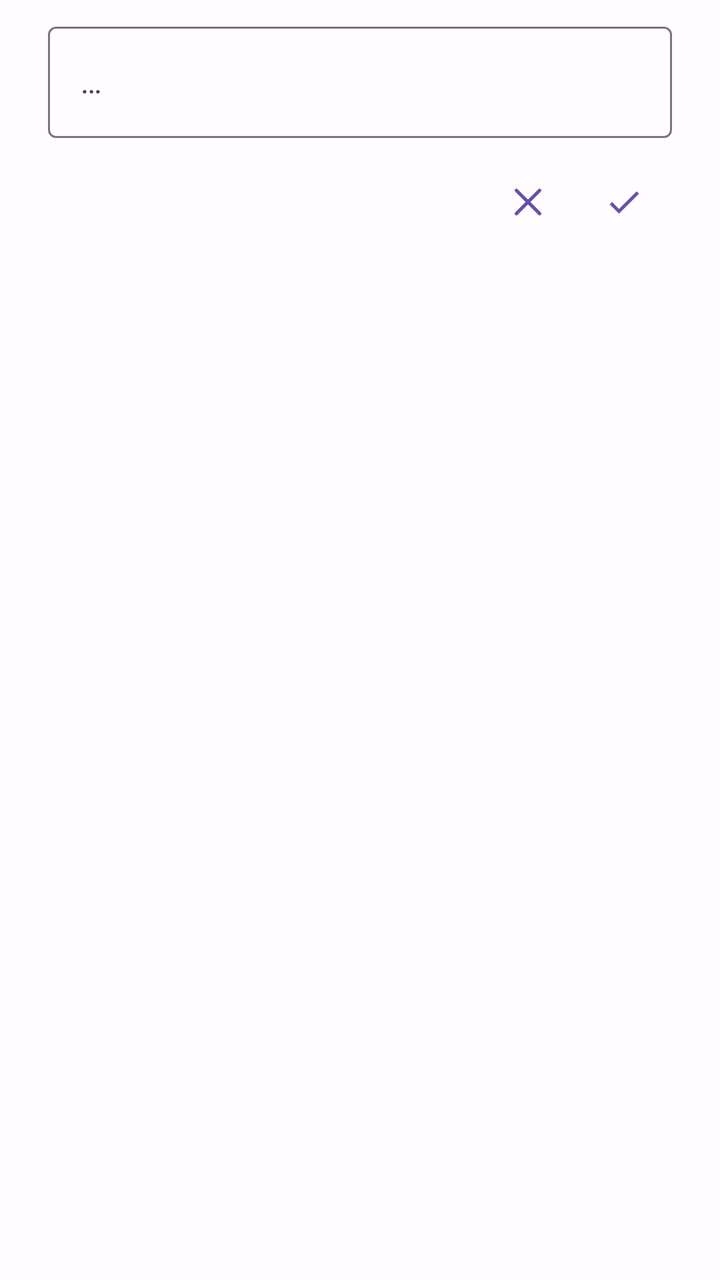
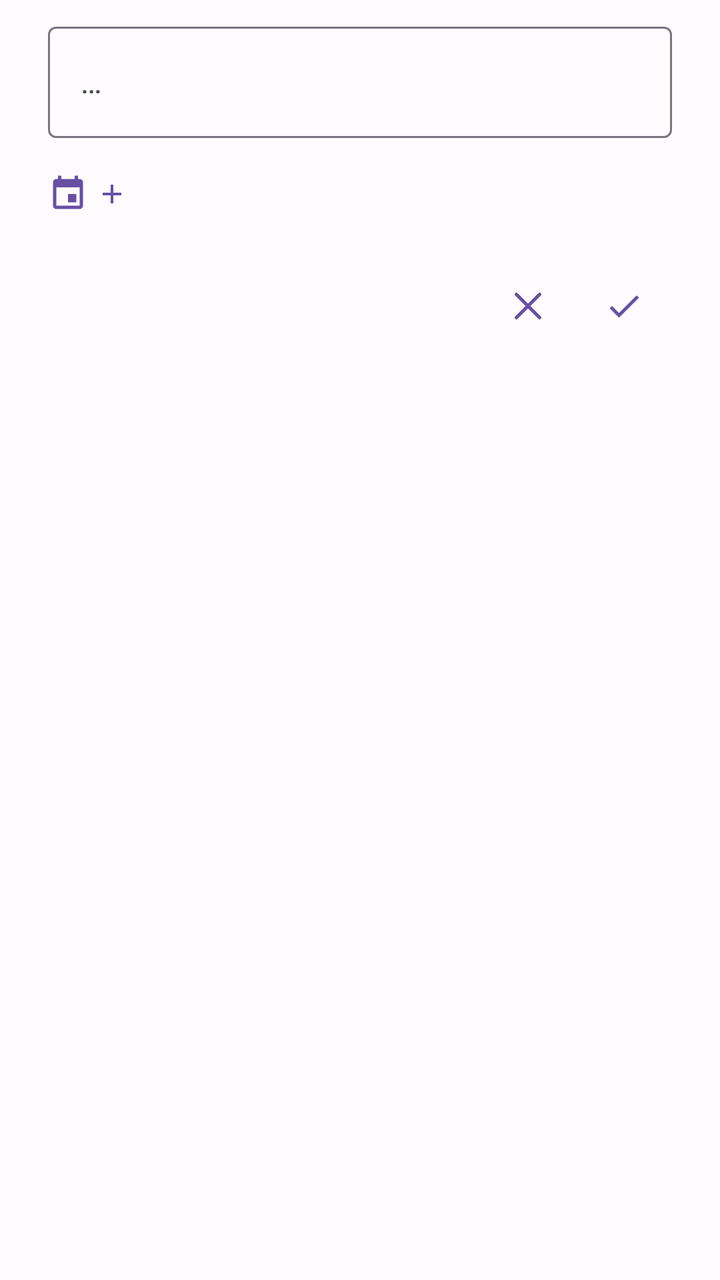

Screens rendered from an Android XML layout before and after an edit, with the pre-edit source and the edit as a unified diff.
<!-- AndroidManifest.xml: application theme Theme.ToDoList -->
<!-- res/layout/dialog_rename_list.xml -->
<?xml version="1.0" encoding="utf-8"?>
<LinearLayout
    xmlns:android="http://schemas.android.com/apk/res/android"
    xmlns:app="http://schemas.android.com/apk/res-auto"
    android:layout_width="match_parent"
    android:layout_height="wrap_content"
    android:orientation="vertical"
    android:paddingHorizontal="24dp"
    android:paddingTop="8dp"
    android:paddingBottom="4dp">

    <com.google.android.material.textfield.TextInputLayout
        android:id="@+id/tilDialogRenameList"
        style="@style/Widget.Material3.TextInputLayout.OutlinedBox"
        android:layout_width="match_parent"
        android:layout_height="wrap_content"
        android:hint="@string/list_name_hint">

        <com.google.android.material.textfield.TextInputEditText
            android:id="@+id/editDialogRenameList"
            android:layout_width="match_parent"
            android:layout_height="wrap_content"
            android:imeOptions="actionDone"
            android:inputType="textCapSentences"
            android:maxLines="1"
            android:textAppearance="?attr/textAppearanceBodyLarge" />

    </com.google.android.material.textfield.TextInputLayout>

    <LinearLayout
        android:layout_width="match_parent"
        android:layout_height="wrap_content"
        android:layout_marginTop="8dp"
        android:gravity="end"
        android:orientation="horizontal">

        <com.google.android.material.button.MaterialButton
            android:id="@+id/btnDialogCancel"
            style="@style/Widget.Material3.Button.IconButton"
            android:layout_width="wrap_content"
            android:layout_height="wrap_content"
            android:contentDescription="@string/cancel"
            app:icon="@drawable/ic_close" />

        <com.google.android.material.button.MaterialButton
            android:id="@+id/btnDialogConfirm"
            style="@style/Widget.Material3.Button.IconButton"
            android:layout_width="wrap_content"
            android:layout_height="wrap_content"
            android:contentDescription="@string/rename_list"
            app:icon="@drawable/ic_check" />

    </LinearLayout>

</LinearLayout>
<!-- resources referenced by this layout -->
<resources>
  <!-- drawable ic_check (drawable) -->
  <?xml version="1.0" encoding="utf-8"?>
  <vector xmlns:android="http://schemas.android.com/apk/res/android"
      android:width="24dp"
      android:height="24dp"
      android:viewportWidth="24"
      android:viewportHeight="24"
      android:tint="?attr/colorControlNormal">
      <path
          android:fillColor="@android:color/white"
          android:pathData="M9,16.17L4.83,12l-1.42,1.41L9,19 21,7l-1.41,-1.41z" />
  </vector>
  <!-- drawable ic_close (drawable) -->
  <?xml version="1.0" encoding="utf-8"?>
  <vector xmlns:android="http://schemas.android.com/apk/res/android"
      android:width="24dp"
      android:height="24dp"
      android:viewportWidth="24"
      android:viewportHeight="24">
      <path
          android:fillColor="@android:color/transparent"
          android:pathData="M19,5 L5,19 M5,5 L19,19"
          android:strokeColor="#FF000000"
          android:strokeWidth="2"
          android:strokeLineCap="round" />
  </vector>
  <string name="cancel">Cancel</string>
  <string name="list_name_hint">…</string>
  <string name="rename_list">Save list name</string>
  <color name="md_theme_light_primary">#6750A4</color>
  <color name="md_theme_light_onPrimary">#FFFFFF</color>
  <color name="md_theme_light_primaryContainer">#EADDFF</color>
  <color name="md_theme_light_onPrimaryContainer">#21005D</color>
  <color name="md_theme_light_secondary">#625B71</color>
  <color name="md_theme_light_onSecondary">#FFFFFF</color>
  <color name="md_theme_light_secondaryContainer">#E8DEF8</color>
  <color name="md_theme_light_onSecondaryContainer">#1D192B</color>
  <color name="md_theme_light_tertiary">#7D5260</color>
  <color name="md_theme_light_onTertiary">#FFFFFF</color>
  <color name="md_theme_light_tertiaryContainer">#FFD8E4</color>
  <color name="md_theme_light_onTertiaryContainer">#31111D</color>
  <color name="md_theme_light_error">#B3261E</color>
  <color name="md_theme_light_onError">#FFFFFF</color>
  <color name="md_theme_light_errorContainer">#F9DEDC</color>
  <color name="md_theme_light_onErrorContainer">#410E0B</color>
  <color name="md_theme_light_background">#FFFBFE</color>
  <color name="md_theme_light_onBackground">#1C1B1F</color>
  <color name="md_theme_light_surface">#FFFBFE</color>
  <color name="md_theme_light_onSurface">#1C1B1F</color>
  <color name="md_theme_light_surfaceVariant">#E7E0EC</color>
  <color name="md_theme_light_onSurfaceVariant">#49454F</color>
  <color name="md_theme_light_outline">#79747E</color>
  <color name="md_theme_light_outlineVariant">#CAC4D0</color>
  <color name="md_theme_light_inverseSurface">#313033</color>
  <color name="md_theme_light_inverseOnSurface">#F4EFF4</color>
  <color name="md_theme_light_inversePrimary">#D0BCFF</color>
  <!-- unchanged entries left out for length: 1 -->
</resources>

<!-- the commit's change to res/layout/dialog_rename_list.xml (unified diff, before → after) -->
@@ -28,6 +28,59 @@
     </com.google.android.material.textfield.TextInputLayout>
 
     <LinearLayout
+        android:id="@+id/layoutDialogDate"
+        android:layout_width="match_parent"
+        android:layout_height="wrap_content"
+        android:layout_marginTop="4dp"
+        android:background="?attr/selectableItemBackground"
+        android:clickable="true"
+        android:contentDescription="@string/set_target_date"
+        android:focusable="true"
+        android:gravity="center_vertical"
+        android:minHeight="48dp"
+        android:orientation="horizontal"
+        android:paddingVertical="4dp">
+
+        <ImageView
+            android:id="@+id/iconDialogTargetDate"
+            android:layout_width="20dp"
+            android:layout_height="20dp"
+            android:layout_marginEnd="4dp"
+            android:importantForAccessibility="no"
+            app:srcCompat="@drawable/ic_event"
+            app:tint="?attr/colorPrimary" />
+
+        <ImageView
+            android:id="@+id/iconDateAddAffordance"
+            android:layout_width="16dp"
+            android:layout_height="16dp"
+            android:layout_marginEnd="8dp"
+            android:importantForAccessibility="no"
+            app:srcCompat="@drawable/ic_add"
+            app:tint="?attr/colorPrimary" />
+
+        <com.google.android.material.textview.MaterialTextView
+            android:id="@+id/textDialogTargetDate"
+            android:layout_width="0dp"
+            android:layout_height="wrap_content"
+            android:layout_weight="1"
+            android:visibility="gone"
+            android:textAppearance="?attr/textAppearanceBodyMedium"
+            android:textColor="?attr/colorOnSurface" />
+
+        <com.google.android.material.button.MaterialButton
+            android:id="@+id/btnDialogClearDate"
+            style="@style/Widget.Material3.Button.IconButton"
+            android:layout_width="wrap_content"
+            android:layout_height="wrap_content"
+            android:contentDescription="@string/clear_target_date"
+            android:visibility="gone"
+            app:icon="@drawable/ic_close"
+            app:iconTint="?attr/colorOnSurfaceVariant" />
+
+    </LinearLayout>
+
+    <LinearLayout
         android:layout_width="match_parent"
         android:layout_height="wrap_content"
         android:layout_marginTop="8dp"
<!-- resource entries referenced after the edit -->
@@ -1,5 +1,16 @@
 <!-- resources referenced by this layout -->
 <resources>
+  <!-- drawable ic_add (drawable) -->
+  <vector xmlns:android="http://schemas.android.com/apk/res/android"
+      android:width="24dp"
+      android:height="24dp"
+      android:viewportWidth="24"
+      android:viewportHeight="24"
+      android:tint="?attr/colorOnPrimaryContainer">
+      <path
+          android:fillColor="@android:color/white"
+          android:pathData="M19,13h-6v6h-2v-6H5v-2h6V5h2v6h6v2z" />
+  </vector>
   <!-- drawable ic_check (drawable) -->
   <?xml version="1.0" encoding="utf-8"?>
   <vector xmlns:android="http://schemas.android.com/apk/res/android"
@@ -26,9 +37,22 @@
           android:strokeWidth="2"
           android:strokeLineCap="round" />
   </vector>
+  <!-- drawable ic_event (drawable) -->
+  <?xml version="1.0" encoding="utf-8"?>
+  <vector xmlns:android="http://schemas.android.com/apk/res/android"
+      android:width="24dp"
+      android:height="24dp"
+      android:viewportWidth="24"
+      android:viewportHeight="24">
+      <path
+          android:fillColor="@android:color/black"
+          android:pathData="M17,12h-5v5h5v-5zM16,1v2H8V1H6v2H5C3.89,3 3.01,3.9 3.01,5L3,19c0,1.1 0.89,2 2,2h14c1.1,0 2,-0.9 2,-2V5c0,-1.1 -0.9,-2 -2,-2h-1V1h-2zm3,18H5V8h14v11z" />
+  </vector>
   <string name="cancel">Cancel</string>
+  <string name="clear_target_date">Clear target date</string>
   <string name="list_name_hint">…</string>
   <string name="rename_list">Save list name</string>
+  <string name="set_target_date">Set target date</string>
   <color name="md_theme_light_primary">#6750A4</color>
   <color name="md_theme_light_onPrimary">#FFFFFF</color>
   <color name="md_theme_light_primaryContainer">#EADDFF</color>
